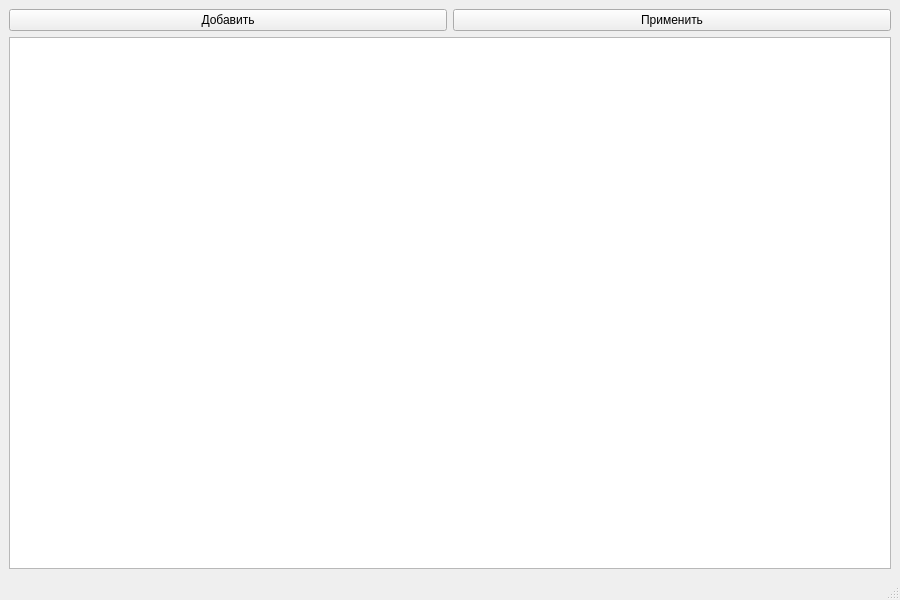
This is mainwindow.ui in kxrxh/ABP_TUSK_1 as Qt 5 draws it before an edit. The edited form follows.
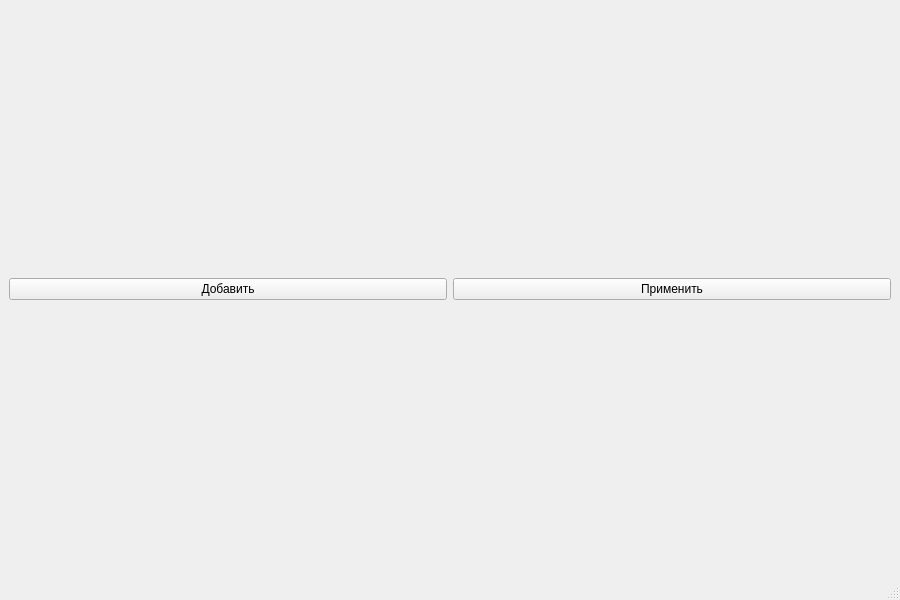
This is the edited form.

Patch:
```diff
--- a/mainwindow.ui
+++ b/mainwindow.ui
@@ -37,21 +37,7 @@
      </layout>
     </item>
     <item>
-     <layout class="QVBoxLayout" name="mainLayout">
-      <item>
-       <widget class="QTableView" name="tableView">
-        <property name="sizePolicy">
-         <sizepolicy hsizetype="Minimum" vsizetype="Expanding">
-          <horstretch>0</horstretch>
-          <verstretch>0</verstretch>
-         </sizepolicy>
-        </property>
-        <property name="sortingEnabled">
-         <bool>true</bool>
-        </property>
-       </widget>
-      </item>
-     </layout>
+     <layout class="QVBoxLayout" name="mainLayout"/>
     </item>
    </layout>
   </widget>
```
